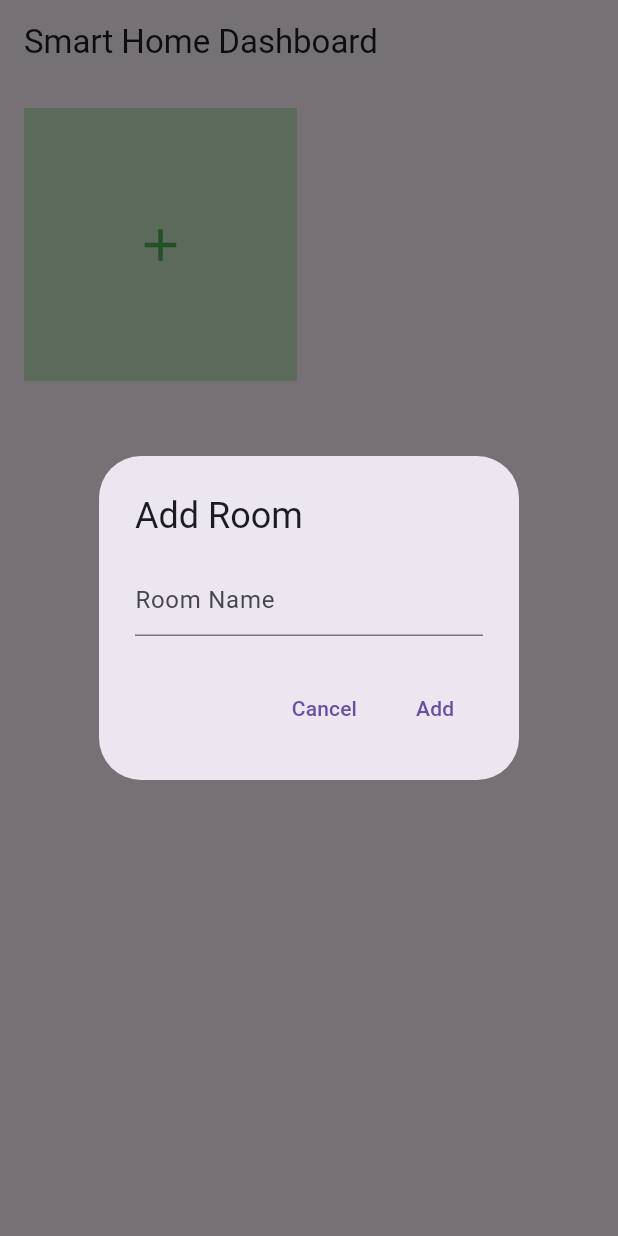
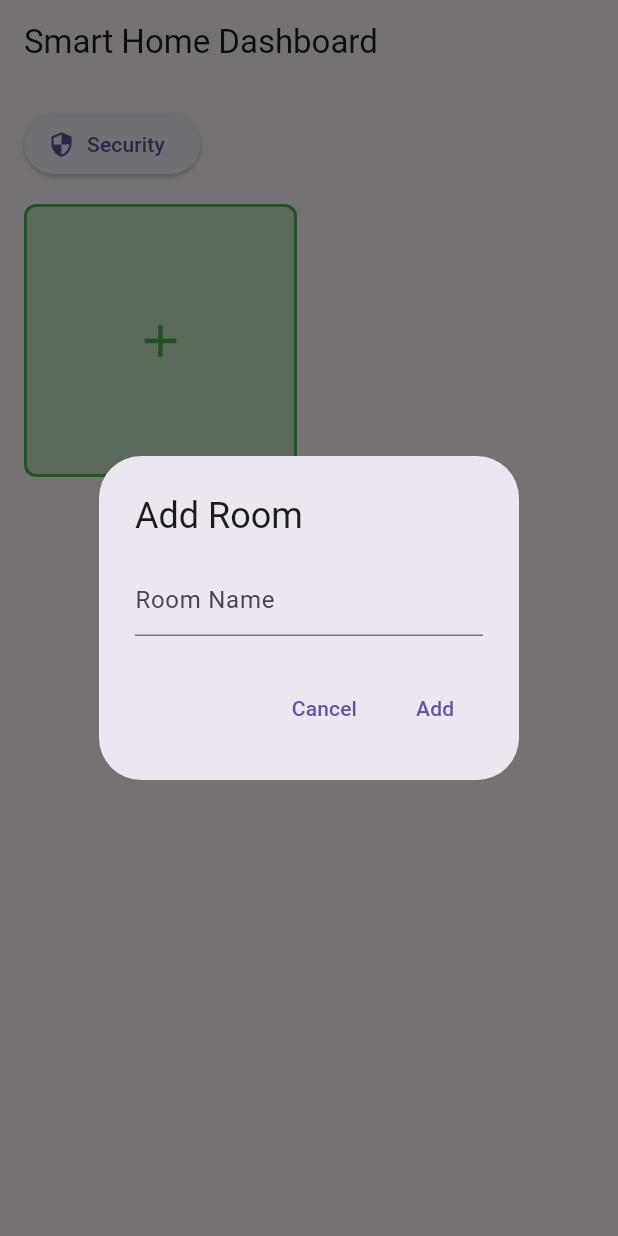
Before and after one commit to R-umaria/Project3_Section3_Group4, a Flutter app: the screen it shows after launch, after a tap on the "add" icon, on a phone screen of 412 x 824 dp. Run offline on Flutter 3.47's test engine with Material 3 defaults, Android fonts, the light colour scheme and no system bars; our stand-ins replace shared_preferences, syncfusion_flutter_charts; missing offline and left inert: media_kit, media_kit_video.

Commit message:
re-added security button on HomeScreen

```diff
--- a/lib/Modules/HomeScreen/home_screen.dart
+++ b/lib/Modules/HomeScreen/home_screen.dart
@@ -1,5 +1,6 @@
 import 'package:flutter/material.dart';
 import '../Rooms/rooms.dart';
+import '../HMI_Interface/hmi_interface.dart';
 
 class HomeScreen extends StatefulWidget {
   const HomeScreen({Key? key}) : super(key: key);
@@ -12,28 +13,31 @@ class _HomeScreenState extends State<HomeScreen> {
   final List<Room> _rooms = []; // List to store added rooms
 
   void _addRoom() {
+    // Navigate to the room creation screen (provided by the Rooms module)
     showDialog(
       context: context,
-      builder: (context) {
-        final TextEditingController roomNameController =
+      builder: (BuildContext context) {
+        final TextEditingController _roomNameController =
             TextEditingController();
         return AlertDialog(
           title: const Text('Add Room'),
           content: TextField(
-            controller: roomNameController,
+            controller: _roomNameController,
             decoration: const InputDecoration(hintText: 'Room Name'),
           ),
           actions: [
             TextButton(
-              onPressed: () => Navigator.pop(context),
+              onPressed: () {
+                Navigator.of(context).pop();
+              },
               child: const Text('Cancel'),
             ),
             TextButton(
               onPressed: () {
                 setState(() {
-                  _rooms.add(Room(name: roomNameController.text, devices: []));
+                  _rooms.add(Room(name: _roomNameController.text, devices: []));
                 });
-                Navigator.pop(context);
+                Navigator.of(context).pop();
               },
               child: const Text('Add'),
             ),
@@ -49,29 +53,92 @@ class _HomeScreenState extends State<HomeScreen> {
       appBar: AppBar(
         title: const Text('Smart Home Dashboard'),
       ),
-      body: Column(
+      body: Padding(
+        padding: const EdgeInsets.all(16.0),
+        child: Column(
+          crossAxisAlignment: CrossAxisAlignment.start,
           children: [
+            ElevatedButton.icon(
+              onPressed: () {
+                showDialog(
+                  context: context,
+                  builder: (_) => AlertDialog(
+                    title: const Text('Security Options'),
+                    content: Column(
+                      mainAxisSize: MainAxisSize.min,
+                      children: [
+                        ListTile(
+                          leading: const Icon(Icons.camera),
+                          title: const Text('Cameras'),
+                          onTap: () {
+                            Navigator.pop(context); // Close dialog
+                            Navigator.push(
+                              context,
+                              MaterialPageRoute(
+                                  builder: (context) =>
+                                      const CameraFeedScreen()),
+                            );
+                          },
+                        ),
+                        ListTile(
+                          leading: const Icon(Icons.lock),
+                          title: const Text('Locks'),
+                          onTap: () {
+                            // Navigate to locks screen (to be implemented)
+                            Navigator.pop(context);
+                          },
+                        ),
+                      ],
+                    ),
+                  ),
+                );
+              },
+              icon: const Icon(Icons.security),
+              label: const Text('Security'),
+            ),
+            const SizedBox(height: 16),
             Expanded(
-            child: GridView.builder(
-              padding: const EdgeInsets.all(16.0),
-              gridDelegate: const SliverGridDelegateWithFixedCrossAxisCount(
-                crossAxisCount: 2,
-                crossAxisSpacing: 16.0,
-                mainAxisSpacing: 16.0,
+              child: LayoutBuilder(
+                builder: (context, constraints) {
+                  // Calculate the maximum size for tiles
+                  final int columns = (constraints.maxWidth ~/ 150)
+                      .clamp(1, 5); // Max 5 columns
+                  final double tileWidth =
+                      constraints.maxWidth / columns - 16; // Adjust for padding
+                  final double tileHeight = tileWidth; // Keep tiles square
+
+                  return GridView.builder(
+                    gridDelegate: SliverGridDelegateWithFixedCrossAxisCount(
+                      crossAxisCount: columns,
+                      crossAxisSpacing: 16,
+                      mainAxisSpacing: 16,
+                      childAspectRatio: tileWidth / tileHeight,
                     ),
-              itemCount: _rooms.length + 1,
+                    itemCount: _rooms.length + 1, // Add one for "Add Room" tile
                     itemBuilder: (context, index) {
                       if (index == _rooms.length) {
+                        // "Add Room" Tile
                         return GestureDetector(
+                          key: const Key('addRoomTile'), // Add a unique Key
                           onTap: _addRoom,
                           child: Container(
+                            decoration: BoxDecoration(
                               color: Colors.green[100],
-                      child:
-                          const Icon(Icons.add, size: 36, color: Colors.green),
+                              borderRadius: BorderRadius.circular(8),
+                              border: Border.all(color: Colors.green, width: 2),
+                            ),
+                            child: const Center(
+                              child: Icon(
+                                Icons.add,
+                                color: Colors.green,
+                                size: 36,
+                              ),
+                            ),
                           ),
                         );
                       }
 
+                      // Room Tiles
                       final room = _rooms[index];
                       return GestureDetector(
                         onTap: () {
@@ -83,20 +150,28 @@ class _HomeScreenState extends State<HomeScreen> {
                           );
                         },
                         child: Container(
+                          decoration: BoxDecoration(
                             color: Colors.blue[100],
+                            borderRadius: BorderRadius.circular(8),
+                            border: Border.all(color: Colors.blue, width: 2),
+                          ),
                           child: Center(
                             child: Text(
                               room.name,
-                        style: const TextStyle(fontWeight: FontWeight.bold),
+                              style: const TextStyle(
+                                  fontSize: 16, fontWeight: FontWeight.bold),
                             ),
                           ),
                         ),
+                      );
+                    },
                   );
                 },
               ),
             ),
           ],
         ),
+      ),
     );
   }
 }
```
Lines whose indentation alone changed are shown as unchanged.
